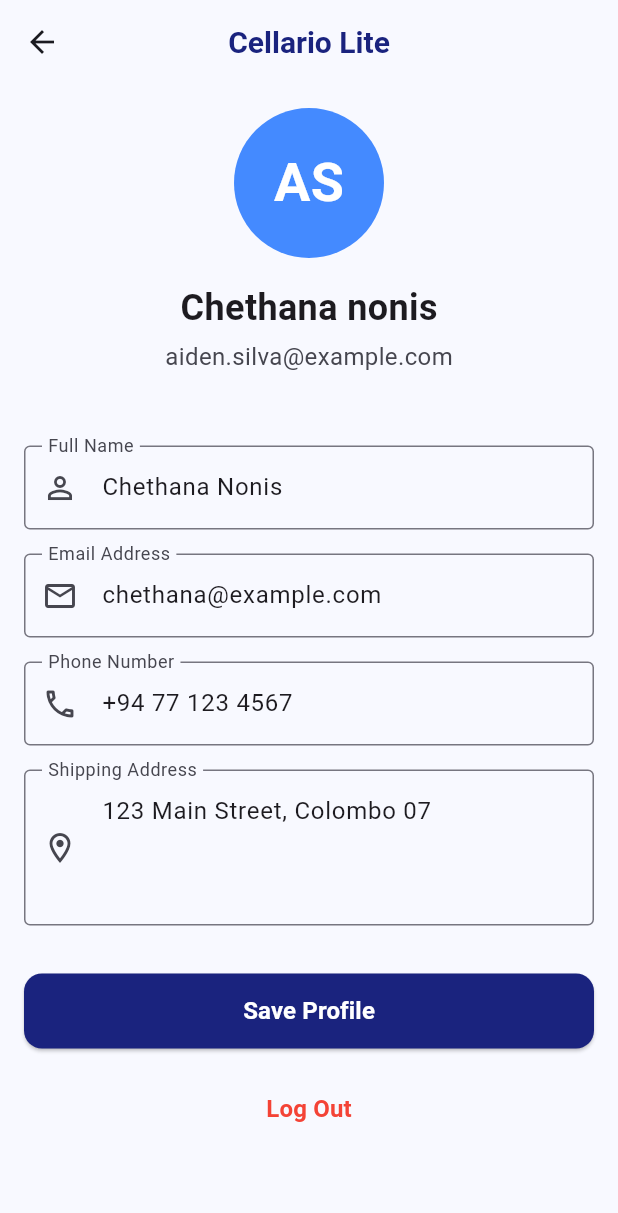
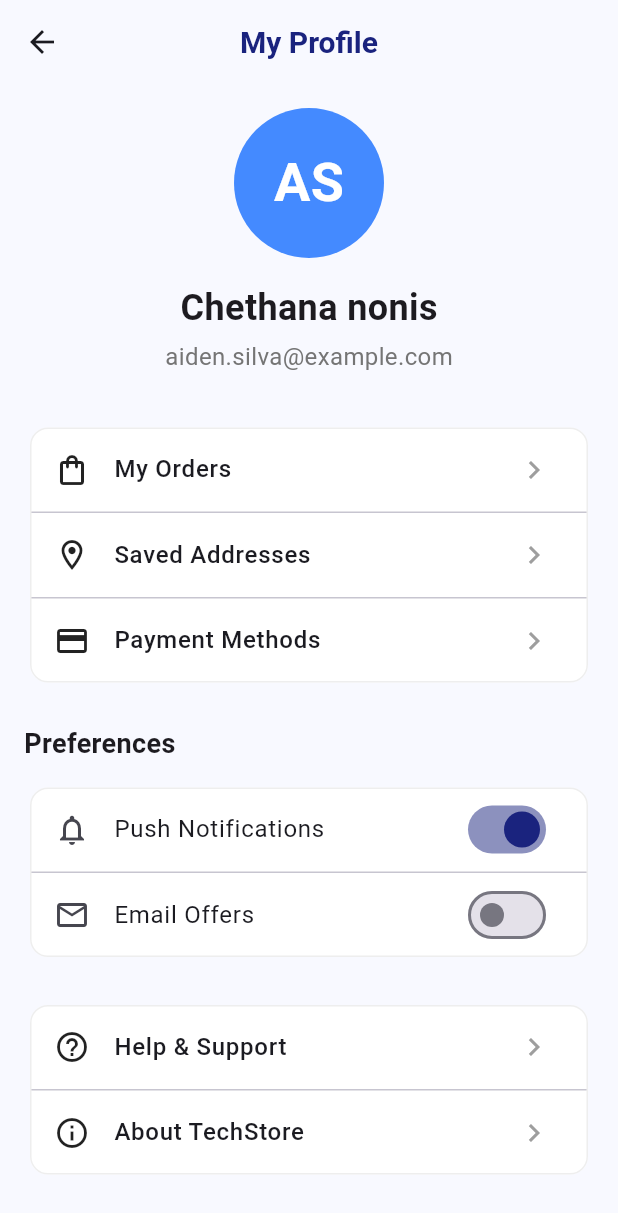
Before and after one commit to ramiru-nonis/mad-_assignment_1, a Flutter app: the ProfileScreen screen opened directly, on a phone screen of 412 x 824 dp. Shown: the top 1213 px of the screen. Run offline on Flutter 3.47's test engine with Material 3 defaults, Android fonts, the phone set to English and light mode, and no system bars; our stand-ins replace cached_network_image, google_fonts, shimmer.

Commit message:
Apply recent changes and new theme provider

```diff
--- /dev/null
+++ b/lib/providers/theme_provider.dart
@@ -0,0 +1,24 @@
+import 'package:flutter/material.dart';
+
+class ThemeProvider with ChangeNotifier {
+  ThemeMode _themeMode = ThemeMode.system;
+
+  ThemeMode get themeMode => _themeMode;
+
+  bool get isDarkMode {
+    if (_themeMode == ThemeMode.system) {
+      return WidgetsBinding.instance.platformDispatcher.platformBrightness == Brightness.dark;
+    }
+    return _themeMode == ThemeMode.dark;
+  }
+
+  void toggleTheme(bool isOn) {
+    _themeMode = isOn ? ThemeMode.dark : ThemeMode.light;
+    notifyListeners();
+  }
+
+  void setSystemTheme() {
+    _themeMode = ThemeMode.system;
+    notifyListeners();
+  }
+}
--- a/lib/screens/profile_screen.dart
+++ b/lib/screens/profile_screen.dart
@@ -1,7 +1,5 @@
+import 'package:cellario_lite/screens/login_screen.dart';
 import 'package:flutter/material.dart';
-import 'package:provider/provider.dart';
-import '../providers/auth_provider.dart';
-import 'login_screen.dart';
 
 class ProfileScreen extends StatefulWidget {
   const ProfileScreen({super.key});
@@ -11,37 +9,14 @@
 }
 
 class _ProfileScreenState extends State<ProfileScreen> {
-  final _formKey = GlobalKey<FormState>();
-  late TextEditingController _nameController;
-  late TextEditingController _emailController;
-  late TextEditingController _phoneController;
-  late TextEditingController _addressController;
-
-  @override
-  void initState() {
-    super.initState();
-    final auth = Provider.of<AuthProvider>(context, listen: false);
-    _nameController = TextEditingController(text: auth.userName.isNotEmpty ? auth.userName : 'Chethana Nonis');
-    _emailController = TextEditingController(text: auth.userEmail.isNotEmpty ? auth.userEmail : 'chethana@example.com');
-    _phoneController = TextEditingController(text: '+94 77 123 4567');
-    _addressController = TextEditingController(text: '123 Main Street, Colombo 07');
-  }
-
-  @override
-  void dispose() {
-    _nameController.dispose();
-    _emailController.dispose();
-    _phoneController.dispose();
-    _addressController.dispose();
-    super.dispose();
-  }
+  bool _pushNotifications = true;
+  bool _emailOffers = false;
 
   @override
   Widget build(BuildContext context) {
     return Scaffold(
       appBar: AppBar(
-        title: const Text('Cellario Lite'),
-        centerTitle: true,
+        title: const Text('My Profile'),
         elevation: 0,
         backgroundColor: Colors.transparent,
       ),
@@ -50,119 +25,118 @@
         child: Column(
           children: [
             // User Avatar Section
-            CircleAvatar(
+            const CircleAvatar(
               radius: 50,
               backgroundColor: Colors.blueAccent,
-              child: Consumer<AuthProvider>(
-                builder: (context, auth, _) => Text(
-                  auth.userName.isNotEmpty ? auth.userName.substring(0, 2).toUpperCase() : 'AS',
+              child: Text(
+                'AS',
                 style: TextStyle(
                   fontSize: 36,
                   fontWeight: FontWeight.bold,
-                    color: Theme.of(context).colorScheme.onPrimary,
-                  ),
+                  color: Colors.white,
                 ),
               ),
             ),
             const SizedBox(height: 16),
-            Consumer<AuthProvider>(
-              builder: (context, auth, _) => Text(
-                auth.userName.isNotEmpty ? auth.userName : 'Chethana nonis',
-                style: const TextStyle(fontSize: 24, fontWeight: FontWeight.bold),
+            const Text(
+              'Chethana nonis',
+              style: TextStyle(fontSize: 24, fontWeight: FontWeight.bold),
+            ),
+            const SizedBox(height: 4),
+            Text(
+              'aiden.silva@example.com',
+              style: TextStyle(fontSize: 16, color: Colors.grey.shade600),
+            ),
+            const SizedBox(height: 32),
+
+            // Section 1: Account Info
+            Card(
+              elevation: 0,
+              shape: RoundedRectangleBorder(
+                borderRadius: BorderRadius.circular(12),
+                side: BorderSide(color: Colors.grey.shade200),
+              ),
+              child: Column(
+                children: [
+                  _buildListTile('My Orders', Icons.shopping_bag_outlined),
+                  const Divider(height: 1),
+                  _buildListTile('Saved Addresses', Icons.location_on_outlined),
+                  const Divider(height: 1),
+                  _buildListTile('Payment Methods', Icons.payment_outlined),
+                ],
               ),
             ),
-            const SizedBox(height: 4),
-            Consumer<AuthProvider>(
-              builder: (context, auth, _) => Text(
-                auth.userEmail.isNotEmpty ? auth.userEmail : 'aiden.silva@example.com',
-                style: TextStyle(fontSize: 16, color: Theme.of(context).colorScheme.onSurfaceVariant),
+            const SizedBox(height: 24),
+
+            // Section 2: Preferences
+            const Align(
+              alignment: Alignment.centerLeft,
+              child: Text(
+                'Preferences',
+                style: TextStyle(fontSize: 18, fontWeight: FontWeight.bold),
+              ),
+            ),
+            const SizedBox(height: 12),
+            Card(
+              elevation: 0,
+              shape: RoundedRectangleBorder(
+                borderRadius: BorderRadius.circular(12),
+                side: BorderSide(color: Colors.grey.shade200),
+              ),
+              child: Column(
+                children: [
+                  SwitchListTile(
+                    title: const Text('Push Notifications'),
+                    secondary: const Icon(Icons.notifications_outlined),
+                    value: _pushNotifications,
+                    activeThumbColor: Theme.of(context).primaryColor,
+                    onChanged: (bool value) {
+                      setState(() {
+                        _pushNotifications = value;
+                      });
+                    },
+                  ),
+                  const Divider(height: 1),
+                  SwitchListTile(
+                    title: const Text('Email Offers'),
+                    secondary: const Icon(Icons.email_outlined),
+                    value: _emailOffers,
+                    activeThumbColor: Theme.of(context).primaryColor,
+                    onChanged: (bool value) {
+                      setState(() {
+                        _emailOffers = value;
+                      });
+                    },
+                  ),
+                ],
+              ),
+            ),
+            const SizedBox(height: 24),
+
+            // Section 3: Support
+            Card(
+              elevation: 0,
+              shape: RoundedRectangleBorder(
+                borderRadius: BorderRadius.circular(12),
+                side: BorderSide(color: Colors.grey.shade200),
+              ),
+              child: Column(
+                children: [
+                  _buildListTile('Help & Support', Icons.help_outline),
+                  const Divider(height: 1),
+                  _buildListTile('About TechStore', Icons.info_outline),
+                ],
               ),
             ),
             const SizedBox(height: 32),
 
-            const SizedBox(height: 16),
-            Form(
-              key: _formKey,
-              child: Column(
-                children: [
-                  TextFormField(
-                    controller: _nameController,
-                    decoration: const InputDecoration(
-                      labelText: 'Full Name',
-                      prefixIcon: Icon(Icons.person_outline),
-                      border: OutlineInputBorder(),
-                    ),
-                  ),
-                  const SizedBox(height: 16),
-                  TextFormField(
-                    controller: _emailController,
-                    decoration: const InputDecoration(
-                      labelText: 'Email Address',
-                      prefixIcon: Icon(Icons.email_outlined),
-                      border: OutlineInputBorder(),
-                    ),
-                    keyboardType: TextInputType.emailAddress,
-                  ),
-                  const SizedBox(height: 16),
-                  TextFormField(
-                    controller: _phoneController,
-                    decoration: const InputDecoration(
-                      labelText: 'Phone Number',
-                      prefixIcon: Icon(Icons.phone_outlined),
-                      border: OutlineInputBorder(),
-                    ),
-                    keyboardType: TextInputType.phone,
-                  ),
-                  const SizedBox(height: 16),
-                  TextFormField(
-                    controller: _addressController,
-                    decoration: const InputDecoration(
-                      labelText: 'Shipping Address',
-                      prefixIcon: Icon(Icons.location_on_outlined),
-                      border: OutlineInputBorder(),
-                    ),
-                    maxLines: 3,
-                  ),
-                  const SizedBox(height: 32),
-                  SizedBox(
-                    width: double.infinity,
-                    height: 50,
-                    child: ElevatedButton(
-                      onPressed: () {
-                        ScaffoldMessenger.of(context).showSnackBar(
-                          const SnackBar(content: Text('Profile saved successfully!')),
-                        );
-                      },
-                      style: ElevatedButton.styleFrom(
-                        backgroundColor: Theme.of(context).primaryColor,
-                        foregroundColor: Colors.white,
-                        shape: RoundedRectangleBorder(
-                          borderRadius: BorderRadius.circular(12),
-                        ),
-                      ),
-                      child: const Text(
-                        'Save Profile',
-                        style: TextStyle(fontSize: 16, fontWeight: FontWeight.bold),
-                      ),
-                    ),
-                  ),
-                ],
-              ),
-            ),
-            const SizedBox(height: 16),
-
             // Log Out Button
             TextButton(
-              onPressed: () async {
-                final authProvider = Provider.of<AuthProvider>(context, listen: false);
-                await authProvider.logout();
-                if (context.mounted) {
-                  Navigator.pushAndRemoveUntil(
+              onPressed: () {
+                Navigator.pushReplacement(
                   context,
                   MaterialPageRoute(builder: (context) => const LoginScreen()),
-                    (route) => false,
                 );
-                }
               },
               style: TextButton.styleFrom(
                 foregroundColor: Colors.red,
@@ -183,4 +157,12 @@
     );
   }
 
+  Widget _buildListTile(String title, IconData icon) {
+    return ListTile(
+      leading: Icon(icon, color: Colors.black87),
+      title: Text(title, style: const TextStyle(fontWeight: FontWeight.w500)),
+      trailing: const Icon(Icons.chevron_right, color: Colors.grey),
+      onTap: () {},
+    );
   }
+}
```
Lines whose indentation alone changed are shown as unchanged.
